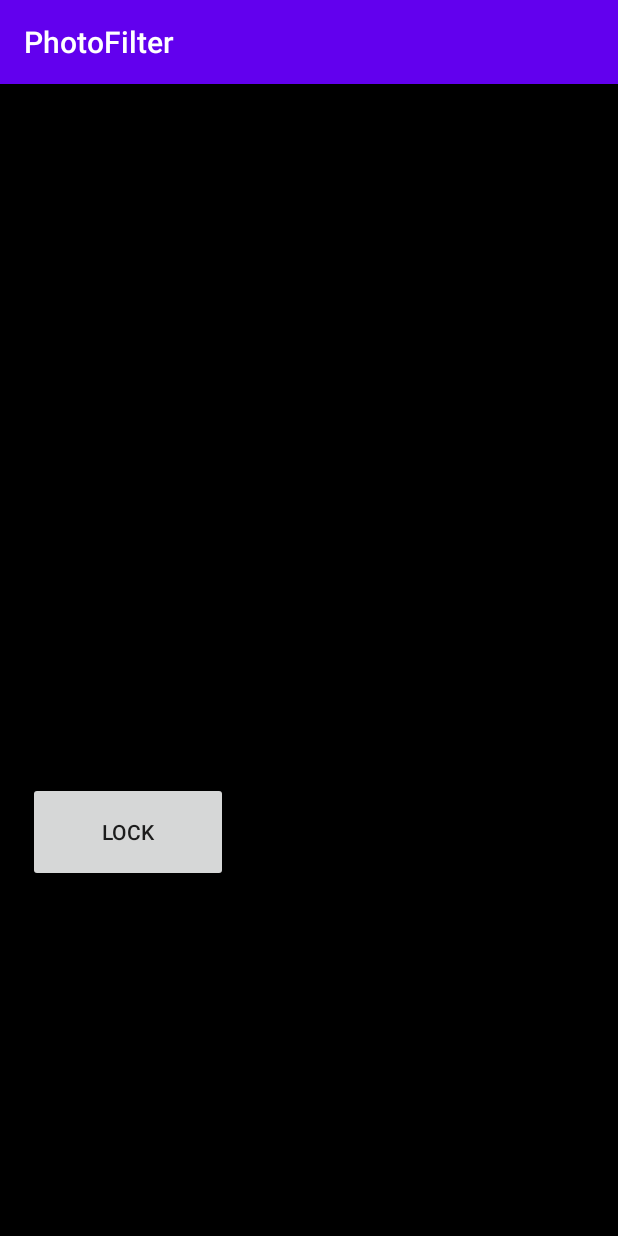
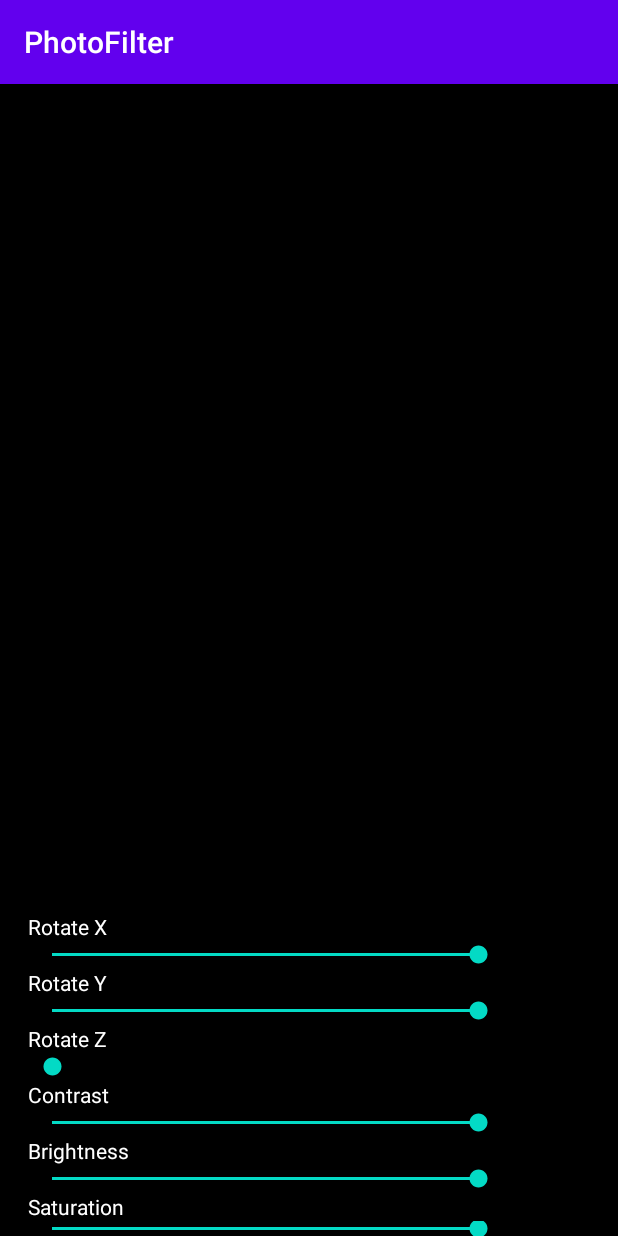
Before and after one commit to mick60316/PhotoFilter, an Android app: the screen it shows after launch (MainActivity), after a tap on "LOCK", on a phone screen of 412 x 824 dp. Run offline under Robolectric (Android 15) with nearby library versions, the phone set to English and light mode, and no system bars; 29 statements that could not run were skipped.

Commit message:
Working flow finish

```diff
--- a/app/src/main/java/com/example/photofilter/MainActivity.java
+++ b/app/src/main/java/com/example/photofilter/MainActivity.java
@@ -6,13 +6,16 @@ import android.graphics.Bitmap;
 import android.graphics.PointF;
 import android.graphics.drawable.BitmapDrawable;
 import android.os.Bundle;
+import android.text.Layout;
 import android.util.Log;
 import android.view.MotionEvent;
 import android.view.ScaleGestureDetector;
 import android.view.View;
 import android.widget.Button;
 import android.widget.ImageView;
+import android.widget.LinearLayout;
 import android.widget.RadioGroup;
+import android.widget.RelativeLayout;
 import android.widget.SeekBar;
 
 import org.opencv.android.OpenCVLoader;
@@ -32,7 +35,7 @@ public class MainActivity extends AppCompatActivity implements RadioGroup.OnChec
 
     private static final int ROI_MODE =0;
     private static final int ADJUST_MODE =1;
-
+    private static final int FILTER_MODE =2;
     private int currentMode =0;
 
 
@@ -43,7 +46,8 @@ public class MainActivity extends AppCompatActivity implements RadioGroup.OnChec
     private static  String MikeTAG ="Mike";
     private ImageView sourceImage;
     private Mat srcImg,srcImgClone,filerImage,processImage;
-    private Mat brightnessMask;
+    private RelativeLayout filter_layout;
+    private LinearLayout adjust_layout;
 
     private Rect roi =new Rect(0,0,700,700);
 
@@ -75,27 +79,7 @@ public class MainActivity extends AppCompatActivity implements RadioGroup.OnChec
         // Example of a call to a native method
 
     }
-    private void setDefault ()
-    {
 
-
-        for (int i =0;i<seekBars.length ;i++) {
-            seekBars[i].setProgress(seekBarInitValue[i]);
-
-        }
-
-        if (filerGroup.getCheckedRadioButtonId()!=R.id.normal_filter_radio)
-        {
-            filerGroup.check(R.id.normal_filter_radio);
-           // updateImageview(processImage);
-        }
-
-        currentMode = ROI_MODE;
-        updateImageview(ImageProcess.getRotationImage(srcImg,xAngle,yAngle,zAngle));
-
-
-
-    }
 
     @Override
     protected void onResume() {
@@ -118,12 +102,6 @@ public class MainActivity extends AppCompatActivity implements RadioGroup.OnChec
         Bitmap bitmap =bitmapDrawable.getBitmap();
         Utils.bitmapToMat(bitmap,srcImg);
         processImage =srcImg.clone();
-
-        //Imgproc.cvtColor(srcImg,srcImg,Imgproc.COLOR_BGR2RGB);
-        Mat A1=new Mat(new Size(4,3),CV_32F);
-        A1.put(0,0,new double[]{1.0,2.0});
-        A1.put(0,1,1);
-
 
         mScaleGestureDetector = new ScaleGestureDetector(this, new ScaleListener());
         ImageProcess.getRotationImage(srcImg,xAngle,yAngle,zAngle);
@@ -148,8 +126,6 @@ public class MainActivity extends AppCompatActivity implements RadioGroup.OnChec
         filerGroup= findViewById(R.id.filer_group);
         sourceImage =findViewById(R.id.src_imageview);
         sourceImage.setOnTouchListener(imageViewTouchListener);
-
-
         seekBars[0] =findViewById(R.id.contrast_bar);
         seekBars[1] =findViewById(R.id.brightness_bar);
         seekBars[2] =findViewById(R.id.rotate_x_bar);
@@ -166,23 +142,11 @@ public class MainActivity extends AppCompatActivity implements RadioGroup.OnChec
 
         }
         filerGroup.setOnCheckedChangeListener(this);
+        defalutButton =findViewById(R.id.default_button);
+        roiOkButton=findViewById(R.id.roi_ok_button);
+        filter_layout=findViewById(R.id.filter_layout);
+        adjust_layout=findViewById(R.id.adjust_layout);
 
-        defalutButton =findViewById(R.id.default_button);
-        defalutButton.setOnClickListener(new View.OnClickListener() {
-            @Override
-            public void onClick(View view) {
-                setDefault();
-            }
-        });
-        roiOkButton=findViewById(R.id.roi_ok_button);
-        roiOkButton.setOnClickListener(new View.OnClickListener() {
-            @Override
-            public void onClick(View view) {
-                srcImgClone=new Mat (srcImg,roi).clone();
-                currentMode =ADJUST_MODE;
-                updateImageview(ImageProcess.getRotationImage(srcImgClone,xAngle,yAngle,zAngle));
-            }
-        });
 
 
     }
@@ -190,6 +154,7 @@ public class MainActivity extends AppCompatActivity implements RadioGroup.OnChec
     @Override
     public void onCheckedChanged(RadioGroup radioGroup, int i) {
             if (processImage ==null)return ;
+            if (currentMode!=FILTER_MODE)return ;
             switch (i)
             {
                 case R.id.normal_filter_radio:
@@ -222,7 +187,11 @@ public class MainActivity extends AppCompatActivity implements RadioGroup.OnChec
 
     private void updateImageview (Mat inputMat)
     {
-        if (currentMode ==ROI_MODE) inputMat =new Mat (inputMat,roi);
+        if (currentMode ==ROI_MODE) {
+            System.out.println( " "+inputMat.rows()+" "+inputMat.cols() +" "+roi);
+
+            inputMat = new Mat(inputMat, roi);
+        }
         Bitmap newBp =Bitmap.createBitmap(inputMat.width(),inputMat.height(), Bitmap.Config.ARGB_8888);
         Utils.matToBitmap(inputMat,newBp);
         sourceImage.setImageBitmap(newBp);
@@ -242,13 +211,7 @@ public class MainActivity extends AppCompatActivity implements RadioGroup.OnChec
         @Override
         public void onProgressChanged(SeekBar seekBar, int i, boolean b) {
 
-            MikeLog("onProgressChanged");
-            if (filerGroup.getCheckedRadioButtonId()!=R.id.normal_filter_radio)
-            {
-                filerGroup.check(R.id.normal_filter_radio);
-                filerImage =null;
-                updateImageview(processImage);
-            }
+
             switch(seekBar.getId())
             {
                 case R.id.sharp_bar:
@@ -284,7 +247,7 @@ public class MainActivity extends AppCompatActivity implements RadioGroup.OnChec
                     break;
 
             }
-            updateImageview(processImage);
+            if (currentMode==ADJUST_MODE) updateImageview(processImage);
         }
 
         @Override
@@ -373,6 +336,70 @@ public class MainActivity extends AppCompatActivity implements RadioGroup.OnChec
         }
     }
 
+    public void onClick (View view)
+    {
+        switch (view.getId())
+        {
+            case R.id.default_button:
+                setDefault();
+                break;
+            case R.id.adjust_finish_button:
+                changeToFilterMode();
+                break;
+            case R.id.roi_ok_button:
+                lockROIAndChangeLayout();
+                break;
+            default:
+                break;
+
+        }
+    }
+    private void changeToFilterMode ()
+    {
+        currentMode=FILTER_MODE;
+        adjust_layout.setVisibility(View.INVISIBLE);
+        filter_layout.setVisibility(View.VISIBLE);
+    }
+    private void lockROIAndChangeLayout ()
+    {
+
+        srcImgClone=new Mat (srcImg,roi).clone();
+        currentMode =ADJUST_MODE;
+        updateImageview(ImageProcess.getRotationImage(srcImgClone,xAngle,yAngle,zAngle));
+        adjust_layout.setVisibility(View.VISIBLE);
+        roiOkButton.setVisibility(View.INVISIBLE);
+
+    }
+    private void setDefault ()
+    {
+
+ ;
+
+
+        adjust_layout.setVisibility(View.INVISIBLE);
+        filter_layout.setVisibility(View.INVISIBLE);
+        roiOkButton.setVisibility(View.VISIBLE);
+       // updateImageview(ImageProcess.getRotationImage(srcImg,xAngle,yAngle,zAngle));
+        for (int i =0;i<seekBars.length ;i++) {
+            seekBars[i].setProgress(seekBarInitValue[i]);
+
+        }
+        currentMode = ROI_MODE;
+        ImageProcess.getRotationImage(srcImg,xAngle,yAngle,zAngle);
+        filerImage=null;
+
+        filerGroup.check(R.id.normal_filter_radio);
+        updateImageview(srcImg);
+
+
+
+
+
+    }
+
+
+
+
 
 
 
--- a/app/src/main/res/layout/activity_main.xml
+++ b/app/src/main/res/layout/activity_main.xml
@@ -27,7 +27,9 @@
             android:text="Lock"
             android:layout_marginTop="670px"
             android:layout_height="100px"
-            android:layout_width="200px">
+            android:layout_width="200px"
+            android:onClick="onClick"
+            >
         </Button>
         <LinearLayout
             android:id="@+id/adjust_layout"
@@ -133,7 +135,9 @@
                 android:id="@+id/adjust_finish_button"
                 android:text="Finish"
                 android:layout_width="300px"
-                android:layout_height="150px">
+                android:layout_height="150px"
+                android:onClick="onClick"
+                >
             </Button>
 
         </LinearLayout>
@@ -179,6 +183,7 @@
             android:layout_height="150px"
             android:text="default"
             android:layout_marginTop="1800px"
+            android:onClick="onClick"
             ></Button>
 
 
```
